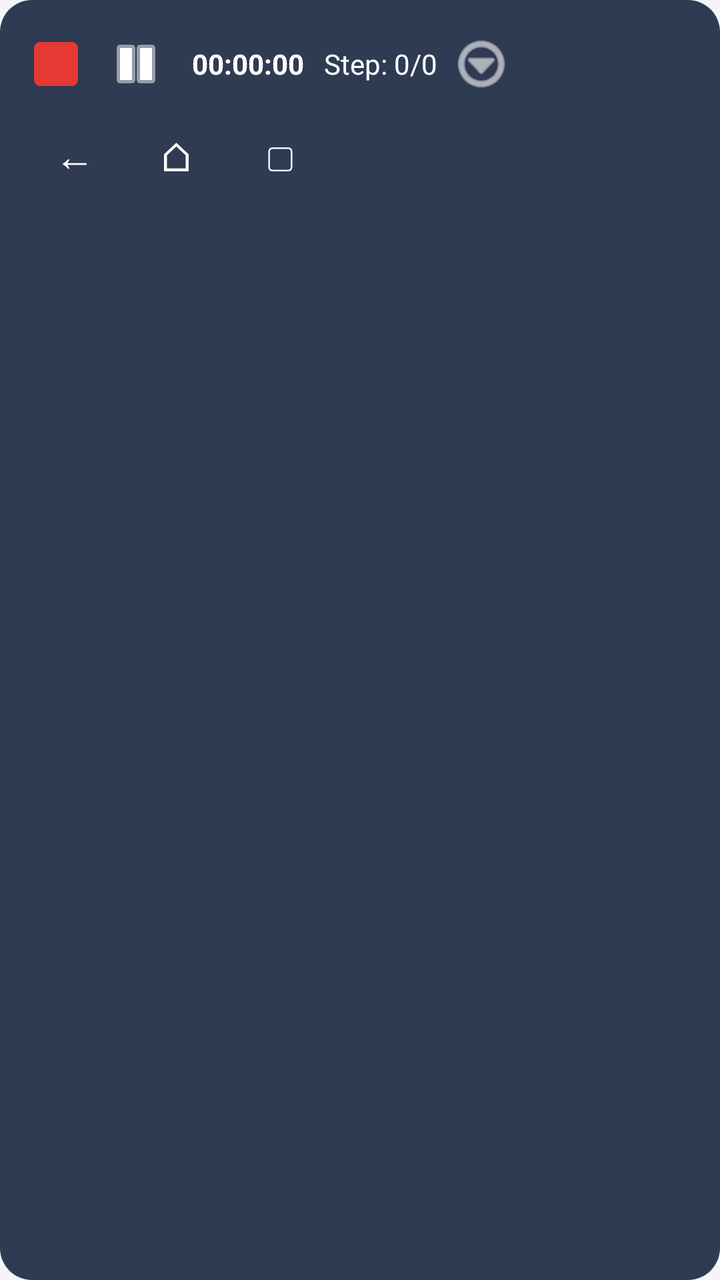
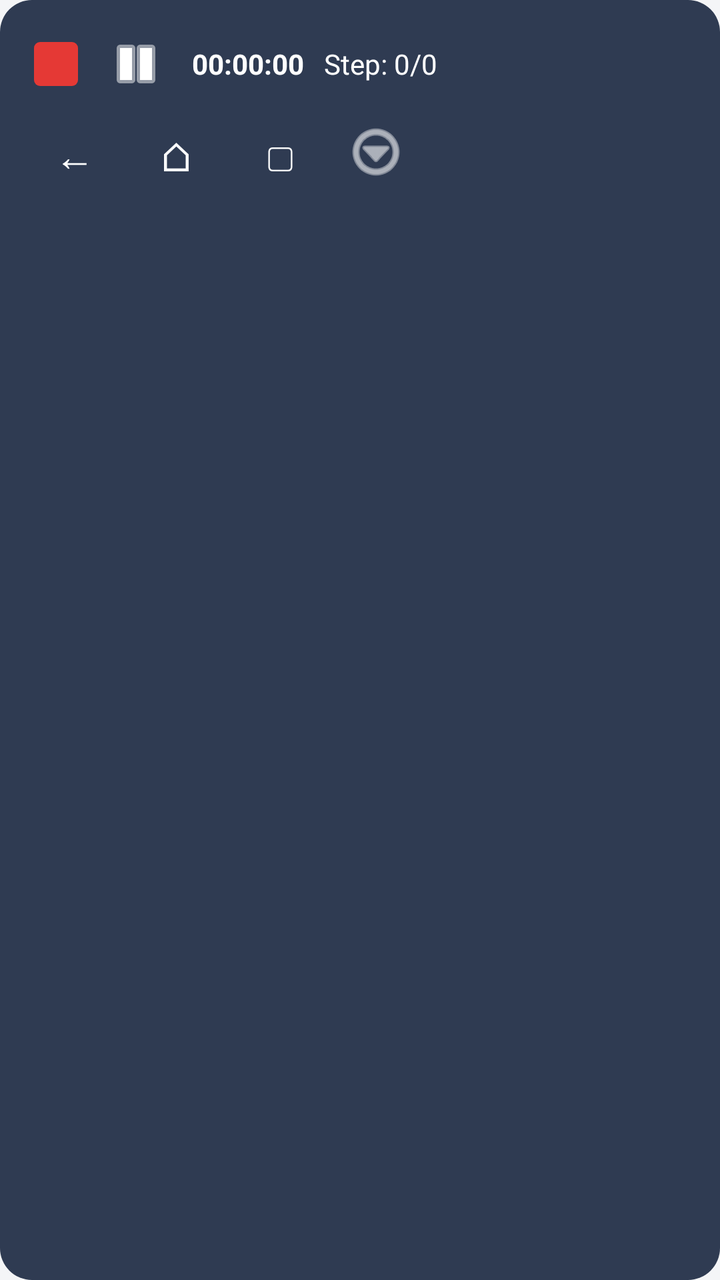

The first picture is an Android layout as it rendered before a commit; the second is the same layout after the commit. The layout source and the unified diff follow.
<!-- AndroidManifest.xml: application theme AppTheme -->
<!-- res/layout/floating_running.xml -->
<?xml version="1.0" encoding="utf-8"?>
<LinearLayout xmlns:android="http://schemas.android.com/apk/res/android"
    android:layout_width="wrap_content"
    android:layout_height="wrap_content"
    android:background="@drawable/floating_bg"
    android:orientation="vertical"
    android:padding="10dp">

    <LinearLayout
        android:layout_width="wrap_content"
        android:layout_height="wrap_content"
        android:gravity="center_vertical"
        android:orientation="horizontal">

        <ImageButton
            android:id="@+id/run_btn_stop"
            android:layout_width="36dp"
            android:layout_height="36dp"
            android:background="?attr/selectableItemBackgroundBorderless"
            android:contentDescription="Stop"
            android:src="@drawable/stop_square" />

        <ImageButton
            android:id="@+id/run_btn_pause"
            android:layout_width="44dp"
            android:layout_height="44dp"
            android:background="?attr/selectableItemBackgroundBorderless"
            android:contentDescription="Pause"
            android:src="@android:drawable/ic_media_pause"
            android:tint="@color/overlay_bar_text" />

        <TextView
            android:id="@+id/run_text_timer"
            android:layout_width="wrap_content"
            android:layout_height="wrap_content"
            android:layout_marginStart="6dp"
            android:text="00:00:00"
            android:textColor="@color/overlay_bar_text"
            android:textSize="14sp"
            android:textStyle="bold" />

        <TextView
            android:id="@+id/run_text_step"
            android:layout_width="wrap_content"
            android:layout_height="wrap_content"
            android:layout_marginStart="10dp"
            android:text="Step: 0/0"
            android:textColor="@color/overlay_bar_text"
            android:textSize="14sp" />

        <ImageButton
            android:id="@+id/run_btn_more"
            android:layout_width="44dp"
            android:layout_height="44dp"
            android:background="?attr/selectableItemBackgroundBorderless"
            android:contentDescription="More"
            android:src="@android:drawable/ic_menu_more"
            android:tint="@color/overlay_bar_text" />
    </LinearLayout>

    <LinearLayout
        android:layout_width="wrap_content"
        android:layout_height="wrap_content"
        android:gravity="center_vertical"
        android:orientation="horizontal">

        <Button
            android:id="@+id/run_btn_back"
            android:layout_width="52dp"
            android:layout_height="44dp"
            android:background="?attr/selectableItemBackgroundBorderless"
            android:contentDescription="Back key"
            android:text="←"
            android:textColor="@color/overlay_bar_text"
            android:textSize="20sp" />

        <Button
            android:id="@+id/run_btn_home"
            android:layout_width="52dp"
            android:layout_height="44dp"
            android:background="?attr/selectableItemBackgroundBorderless"
            android:contentDescription="Home key"
            android:text="⌂"
            android:textColor="@color/overlay_bar_text"
            android:textSize="20sp" />

        <Button
            android:id="@+id/run_btn_recents"
            android:layout_width="52dp"
            android:layout_height="44dp"
            android:background="?attr/selectableItemBackgroundBorderless"
            android:contentDescription="Recents key"
            android:text="▢"
            android:textColor="@color/overlay_bar_text"
            android:textSize="20sp" />
    </LinearLayout>

</LinearLayout>
<!-- resources referenced by this layout -->
<resources>
  <color name="overlay_bar_text">#FFFFFF</color>
  <!-- drawable floating_bg (drawable) -->
  <?xml version="1.0" encoding="utf-8"?>
  <shape xmlns:android="http://schemas.android.com/apk/res/android"
      android:shape="rectangle">
      <solid android:color="@color/overlay_bar" />
      <corners android:radius="16dp" />
  </shape>
  <!-- drawable stop_square (drawable) -->
  <?xml version="1.0" encoding="utf-8"?>
  <shape xmlns:android="http://schemas.android.com/apk/res/android"
      android:shape="rectangle">
      <solid android:color="@color/danger" />
      <corners android:radius="3dp" />
      <size
          android:width="22dp"
          android:height="22dp" />
  </shape>
  <style name="AppTheme" parent="Theme.MaterialComponents.DayNight.NoActionBar">
          <item name="colorPrimary">@color/accent</item>
          <item name="colorPrimaryDark">@color/accent</item>
          <item name="colorAccent">@color/accent</item>
          <item name="android:windowBackground">@color/background</item>
      </style>
  <color name="overlay_bar">#2F3B52</color>
  <color name="danger">#E53935</color>
  <color name="accent">#0E7C5B</color>
  <color name="background">#F4F5F7</color>
</resources>

<!-- the commit's change to res/layout/floating_running.xml (unified diff, before → after) -->
@@ -17,7 +17,7 @@
             android:layout_width="36dp"
             android:layout_height="36dp"
             android:background="?attr/selectableItemBackgroundBorderless"
-            android:contentDescription="Stop"
+            android:contentDescription="@string/floating_stop"
             android:src="@drawable/stop_square" />
 
         <ImageButton
@@ -25,7 +25,7 @@
             android:layout_width="44dp"
             android:layout_height="44dp"
             android:background="?attr/selectableItemBackgroundBorderless"
-            android:contentDescription="Pause"
+            android:contentDescription="@string/floating_pause"
             android:src="@android:drawable/ic_media_pause"
             android:tint="@color/overlay_bar_text" />
 
@@ -47,15 +47,6 @@
             android:text="Step: 0/0"
             android:textColor="@color/overlay_bar_text"
             android:textSize="14sp" />
-
-        <ImageButton
-            android:id="@+id/run_btn_more"
-            android:layout_width="44dp"
-            android:layout_height="44dp"
-            android:background="?attr/selectableItemBackgroundBorderless"
-            android:contentDescription="More"
-            android:src="@android:drawable/ic_menu_more"
-            android:tint="@color/overlay_bar_text" />
     </LinearLayout>
 
     <LinearLayout
@@ -69,7 +60,7 @@
             android:layout_width="52dp"
             android:layout_height="44dp"
             android:background="?attr/selectableItemBackgroundBorderless"
-            android:contentDescription="Back key"
+            android:contentDescription="@string/floating_back"
             android:text="←"
             android:textColor="@color/overlay_bar_text"
             android:textSize="20sp" />
@@ -79,7 +70,7 @@
             android:layout_width="52dp"
             android:layout_height="44dp"
             android:background="?attr/selectableItemBackgroundBorderless"
-            android:contentDescription="Home key"
+            android:contentDescription="@string/floating_home"
             android:text="⌂"
             android:textColor="@color/overlay_bar_text"
             android:textSize="20sp" />
@@ -89,10 +80,19 @@
             android:layout_width="52dp"
             android:layout_height="44dp"
             android:background="?attr/selectableItemBackgroundBorderless"
-            android:contentDescription="Recents key"
+            android:contentDescription="@string/floating_recents"
             android:text="▢"
             android:textColor="@color/overlay_bar_text"
             android:textSize="20sp" />
+
+        <ImageButton
+            android:id="@+id/run_btn_more"
+            android:layout_width="44dp"
+            android:layout_height="44dp"
+            android:background="?attr/selectableItemBackgroundBorderless"
+            android:contentDescription="@string/floating_more"
+            android:src="@android:drawable/ic_menu_more"
+            android:tint="@color/overlay_bar_text" />
     </LinearLayout>
 
 </LinearLayout>
<!-- resource entries referenced after the edit -->
@@ -18,6 +18,12 @@
           android:width="22dp"
           android:height="22dp" />
   </shape>
+  <string name="floating_back">Back key</string>
+  <string name="floating_home">Home key</string>
+  <string name="floating_more">More</string>
+  <string name="floating_pause">Pause</string>
+  <string name="floating_recents">Recents key</string>
+  <string name="floating_stop">Stop</string>
   <style name="AppTheme" parent="Theme.MaterialComponents.DayNight.NoActionBar">
           <item name="colorPrimary">@color/accent</item>
           <item name="colorPrimaryDark">@color/accent</item>
